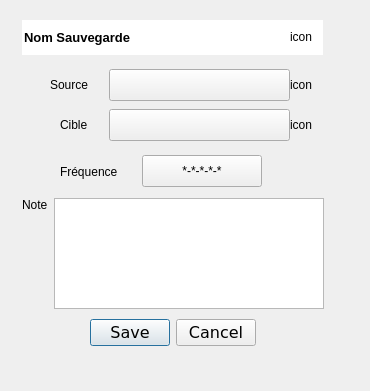
Before: the Qt Designer form src/views/forms/backupformdialog.ui in LP-ACPI/VerrouYEAH, drawn with Qt 5.
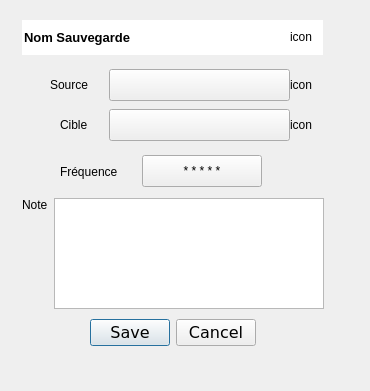
After: the same form once the commit is applied.

Diff of the .ui file:
```diff
--- a/src/views/forms/backupformdialog.ui
+++ b/src/views/forms/backupformdialog.ui
@@ -223,7 +223,7 @@
        </size>
       </property>
       <property name="text">
-       <string>*-*-*-*-*</string>
+       <string>* * * * *</string>
       </property>
      </widget>
     </item>
```
Left out of the diff: 2 changed lines with no effect on the pictures.
